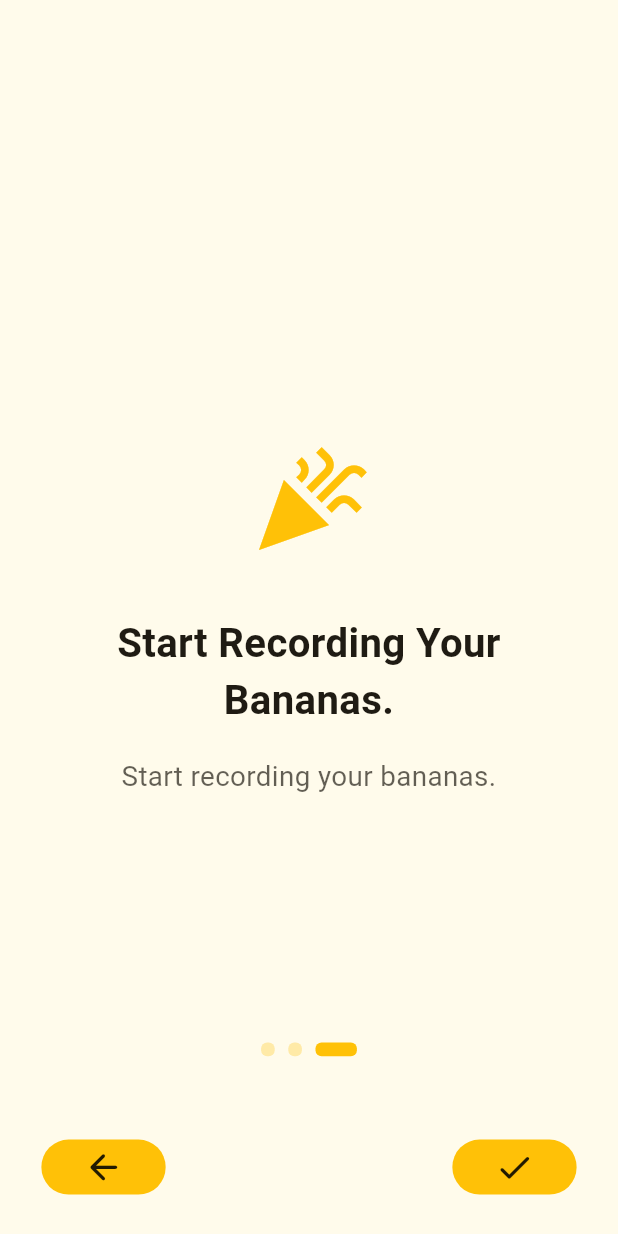
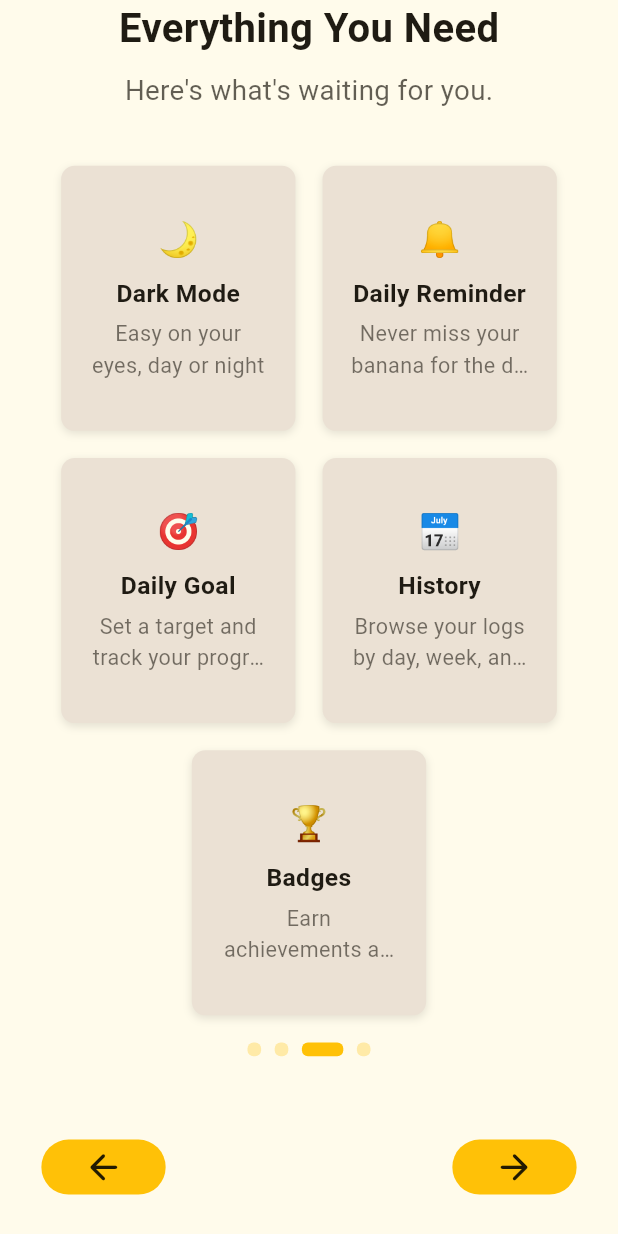
Before and after one commit to jiaQiu9/banana_tracker, a Flutter app: the screen it shows after launch, swiped to page 3, on a phone screen of 412 x 824 dp. Run offline on Flutter 3.47's test engine with Material 3 defaults, Android fonts, the phone set to English and light mode, and no system bars; our stand-ins replace flutter_local_notifications, flutter_timezone, shared_preferences, sqflite, sqflite_common_ffi, timezone; accounts and stored records are empty.

Commit message:
notification service issue fixed. onboarding added new description.

```diff
--- a/lib/screens/home_screen.dart
+++ b/lib/screens/home_screen.dart
@@ -361,9 +361,6 @@ class _HomeScreenState extends State<HomeScreen> with WidgetsBindingObserver {
               actions: [
                 Visibility(
                   visible: false,
-                  maintainState: true,
-                  maintainAnimation: true,
-                  maintainSize: true,
                   child: TextButton(
                     onPressed: () async {
                       Navigator.pop(context);
--- a/lib/screens/onboarding_screen.dart
+++ b/lib/screens/onboarding_screen.dart
@@ -20,6 +20,7 @@ class OnboardingScreen extends StatefulWidget {
 class _OnboardingScreenState extends State<OnboardingScreen> {
   final PageController _pageController = PageController();
   int _currentPage = 0;
+  static const int _totalSlides = 4;
 
   @override
   void initState() {
@@ -66,7 +67,8 @@ class _OnboardingScreenState extends State<OnboardingScreen> {
               children: [
                 _buildWelcomeSlide(),
                 _buildHowToLogSlide(),
-                _buildDailyGoalSlide(),
+                _buildFeaturesSlide(),
+                _buildGetStartedSlide(),
               ],
             ),
             Align(
@@ -120,7 +122,7 @@ class _OnboardingScreenState extends State<OnboardingScreen> {
                     bottom: s.spaceLg,
                   ),
                   child: ElevatedButton(
-                    onPressed: _currentPage < 2 ? _onNext : _onGetStarted,
+                    onPressed: _currentPage < _totalSlides - 1 ? _onNext : _onGetStarted,
                     style: ElevatedButton.styleFrom(
                       backgroundColor: const Color(0xFFFFC107),
                       foregroundColor: Colors.black87,
@@ -136,7 +138,7 @@ class _OnboardingScreenState extends State<OnboardingScreen> {
                       tapTargetSize: MaterialTapTargetSize.shrinkWrap,
                     ),
                     child: Icon(
-                      _currentPage < 2
+                      _currentPage < _totalSlides - 1
                           ? Icons.arrow_forward_rounded
                           : Icons.check_rounded,
                       size: s.iconMd,
@@ -245,7 +247,148 @@ class _OnboardingScreenState extends State<OnboardingScreen> {
     );
   }
 
-  Widget _buildDailyGoalSlide() {
+  Widget _buildFeaturesSlide() {
+    final s = AppSizing.of(context);
+    final theme = Theme.of(context);
+    final cardWidth = s.w * 0.38;
+
+    const features = [
+      (emoji: '🌙', name: 'Dark Mode', description: 'Easy on your eyes, day or night'),
+      (emoji: '🔔', name: 'Daily Reminder', description: 'Never miss your banana for the day'),
+      (emoji: '🎯', name: 'Daily Goal', description: 'Set a target and track your progress'),
+      (emoji: '📅', name: 'History', description: 'Browse your logs by day, week, and month'),
+      (emoji: '🏆', name: 'Badges', description: 'Earn achievements as you build your streak'),
+    ];
+
+    final navAreaHeight = s.buttonHeight + s.spaceLg + s.spaceSm + 3 * s.spaceMd;
+
+    return Padding(
+      padding: EdgeInsets.fromLTRB(s.spaceXl, 0, s.spaceXl, navAreaHeight),
+      child: LayoutBuilder(
+        builder: (context, constraints) {
+          final availableHeight = constraints.maxHeight;
+          final rowCount = (features.length / 2).ceil();
+          final rowGaps = (rowCount - 1) * s.spaceMd;
+          final headerEstimate = s.font2xl * 1.4 + s.spaceSm + s.fontLg * 1.4 + s.spaceXl;
+          final cardHeight =
+              ((availableHeight - headerEstimate - rowGaps) / rowCount).clamp(0.0, availableHeight);
+
+          return FittedBox(
+            fit: BoxFit.scaleDown,
+            child: Column(
+              mainAxisSize: MainAxisSize.min,
+              children: [
+                Text(
+                  'Everything You Need',
+                  textAlign: TextAlign.center,
+                  style: TextStyle(
+                    fontSize: s.font2xl,
+                    fontWeight: FontWeight.bold,
+                    color: theme.colorScheme.onSurface,
+                  ),
+                ),
+                SizedBox(height: s.spaceSm),
+                Text(
+                  'Here\'s what\'s waiting for you.',
+                  textAlign: TextAlign.center,
+                  style: TextStyle(
+                    fontSize: s.fontLg,
+                    color: theme.colorScheme.onSurface.withValues(alpha: 0.7),
+                  ),
+                ),
+                SizedBox(height: s.spaceXl),
+                for (int rowIndex = 0; rowIndex < rowCount; rowIndex++)
+                  Padding(
+                    padding: EdgeInsets.only(
+                      bottom: rowIndex < rowCount - 1 ? s.spaceMd : 0,
+                    ),
+                    child: Row(
+                      mainAxisAlignment: MainAxisAlignment.center,
+                      mainAxisSize: MainAxisSize.min,
+                      children: [
+                        _buildFeatureCard(
+                          emoji: features[rowIndex * 2].emoji,
+                          name: features[rowIndex * 2].name,
+                          description: features[rowIndex * 2].description,
+                          width: cardWidth,
+                          height: cardHeight,
+                        ),
+                        if (rowIndex * 2 + 1 < features.length) ...[
+                          SizedBox(width: s.spaceMd),
+                          _buildFeatureCard(
+                            emoji: features[rowIndex * 2 + 1].emoji,
+                            name: features[rowIndex * 2 + 1].name,
+                            description: features[rowIndex * 2 + 1].description,
+                            width: cardWidth,
+                            height: cardHeight,
+                          ),
+                        ],
+                      ],
+                    ),
+                  ),
+              ],
+            ),
+          );
+        },
+      ),
+    );
+  }
+
+  Widget _buildFeatureCard({
+    required String emoji,
+    required String name,
+    required String description,
+    required double width,
+    required double height,
+  }) {
+    final s = AppSizing.of(context);
+    final theme = Theme.of(context);
+    return Container(
+      width: width,
+      height: height,
+      padding: EdgeInsets.all(s.spaceMd),
+      decoration: BoxDecoration(
+        color: theme.colorScheme.surfaceContainerHighest,
+        borderRadius: BorderRadius.circular(s.spaceSm),
+        boxShadow: [
+          BoxShadow(
+            color: theme.shadowColor.withValues(alpha: 0.1),
+            blurRadius: 4,
+            offset: const Offset(0, 2),
+          ),
+        ],
+      ),
+      child: Column(
+        mainAxisAlignment: MainAxisAlignment.center,
+        children: [
+          Text(emoji, style: TextStyle(fontSize: s.fontXl)),
+          SizedBox(height: s.spaceSm),
+          Text(
+            name,
+            textAlign: TextAlign.center,
+            style: TextStyle(
+              fontSize: s.fontMd,
+              fontWeight: FontWeight.bold,
+              color: theme.colorScheme.onSurface,
+            ),
+          ),
+          SizedBox(height: s.spaceXs),
+          Text(
+            description,
+            textAlign: TextAlign.center,
+            maxLines: 2,
+            overflow: TextOverflow.ellipsis,
+            style: TextStyle(
+              fontSize: s.fontSm,
+              color: theme.colorScheme.onSurface.withValues(alpha: 0.6),
+            ),
+          ),
+        ],
+      ),
+    );
+  }
+
+  Widget _buildGetStartedSlide() {
     final s = AppSizing.of(context);
     final theme = Theme.of(context);
     return Padding(
@@ -288,7 +431,7 @@ class _OnboardingScreenState extends State<OnboardingScreen> {
       padding: EdgeInsets.symmetric(vertical: s.spaceMd),
       child: Row(
         mainAxisAlignment: MainAxisAlignment.center,
-        children: List.generate(3, (index) {
+        children: List.generate(_totalSlides, (index) {
           final isActive = index == _currentPage;
           return AnimatedContainer(
             duration: const Duration(milliseconds: 300),
@@ -306,5 +449,4 @@ class _OnboardingScreenState extends State<OnboardingScreen> {
       ),
     );
   }
-
 }
--- a/lib/services/notification_service.dart
+++ b/lib/services/notification_service.dart
@@ -132,7 +132,7 @@ class NotificationService {
 
   Future<void> scheduleTestNotification() async {
     final scheduled =
-        tz.TZDateTime.now(tz.local).add(const Duration(seconds: 30));
+        tz.TZDateTime.now(tz.local).add(const Duration(seconds: 5));
     debugPrint('[Notifications] Test firing at: $scheduled');
     await _plugin.zonedSchedule(
       id: _testId,
```
